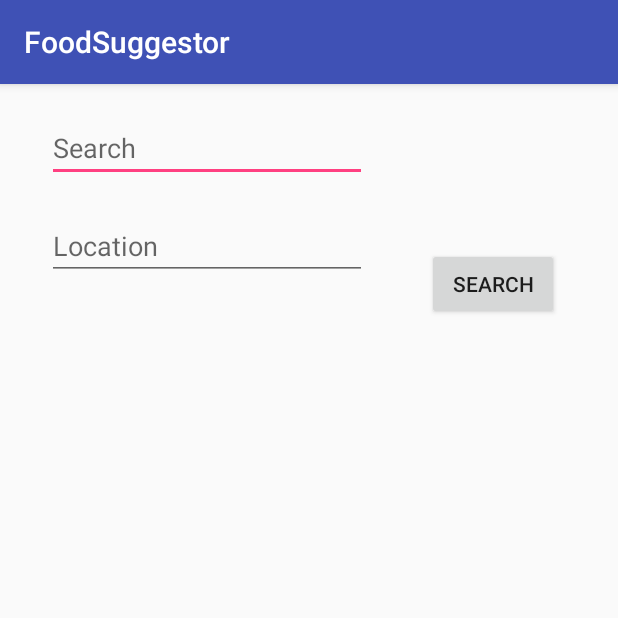
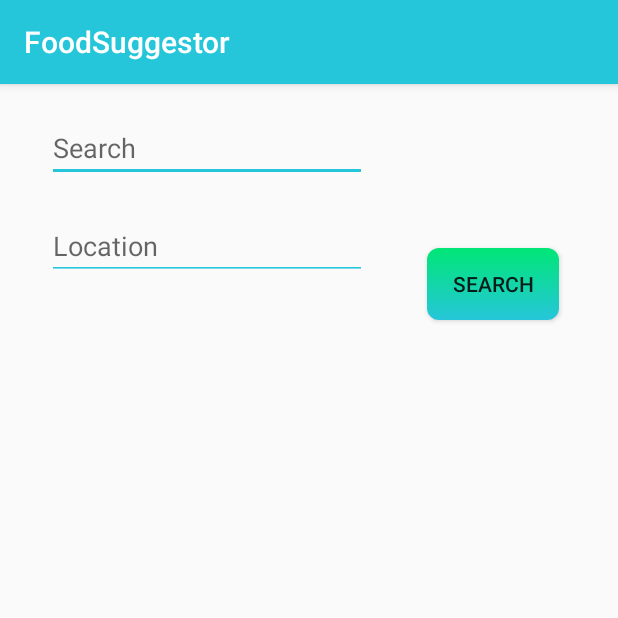
Before and after one commit to JBuhay34/FoodSuggestor, an Android app: the screen it shows after launch (MainActivity), on a phone screen of 412 x 824 dp, the top half of it. Run offline under Robolectric (Android 15) with nearby library versions, the phone set to English and light mode, and no system bars.

Commit message:
Changed colors, making UI much more cleaner

```diff
--- a/app/src/main/java/com/justlive/justinbuhay/foodsuggestor/threads/YelpAsyncTaskLoader.java
+++ b/app/src/main/java/com/justlive/justinbuhay/foodsuggestor/threads/YelpAsyncTaskLoader.java
@@ -45,7 +45,6 @@ public class YelpAsyncTaskLoader extends AsyncTaskLoader<List<HashMap<String,Str
     public List<HashMap<String, String>> loadInBackground() {
 
         String theJSON = getJSONString();
-        Log.e(this.getClass().getSimpleName(), theJSON);
 
         return parseJSON(theJSON);
 
--- /dev/null
+++ b/app/src/main/res/drawable/background_button.xml
@@ -0,0 +1,9 @@
+<?xml version="1.0" encoding="utf-8"?>
+<selector xmlns:android="http://schemas.android.com/apk/res/android">
+    <item>
+        <shape>
+            <gradient android:angle="-45" android:endColor="@color/colorPrimary" android:startColor="@color/colorAccent" />
+            <corners android:radius="8dp"/>
+        </shape>
+    </item>
+</selector>
--- a/app/src/main/res/layout/activity_main.xml
+++ b/app/src/main/res/layout/activity_main.xml
@@ -9,6 +9,7 @@
 
     <EditText
         android:id="@+id/terms_edit_text"
+        android:backgroundTint="@color/colorPrimary"
         android:layout_width="wrap_content"
         android:layout_height="wrap_content"
         android:layout_marginEnd="152dp"
@@ -23,6 +24,7 @@
 
     <EditText
         android:id="@+id/location_edit_text"
+        android:backgroundTint="@color/colorPrimary"
         android:layout_width="wrap_content"
         android:layout_height="wrap_content"
         android:layout_marginEnd="152dp"
@@ -37,6 +39,7 @@
 
     <Button
         android:id="@+id/search_button"
+        android:background="@drawable/background_button"
         android:layout_width="wrap_content"
         android:layout_height="wrap_content"
         android:layout_marginBottom="8dp"
--- a/app/src/main/res/layout/business_card_list_item.xml
+++ b/app/src/main/res/layout/business_card_list_item.xml
@@ -9,7 +9,7 @@
 
 
     <android.support.v7.widget.CardView xmlns:card_view="http://schemas.android.com/apk/res-auto"
-        card_view:cardBackgroundColor="@color/colorAccent"
+        card_view:cardBackgroundColor="@color/colorPrimary"
         android:id="@+id/business_card_view"
         android:layout_width="350dp"
         android:layout_height="200dp"
--- a/app/src/main/res/values/colors.xml
+++ b/app/src/main/res/values/colors.xml
@@ -1,6 +1,6 @@
 <?xml version="1.0" encoding="utf-8"?>
 <resources>
-    <color name="colorPrimary">#3F51B5</color>
-    <color name="colorPrimaryDark">#303F9F</color>
-    <color name="colorAccent">#FF4081</color>
+    <color name="colorPrimary">#26C6DA</color>
+    <color name="colorPrimaryDark">#0097A7</color>
+    <color name="colorAccent">#00E676</color>
 </resources>
```
